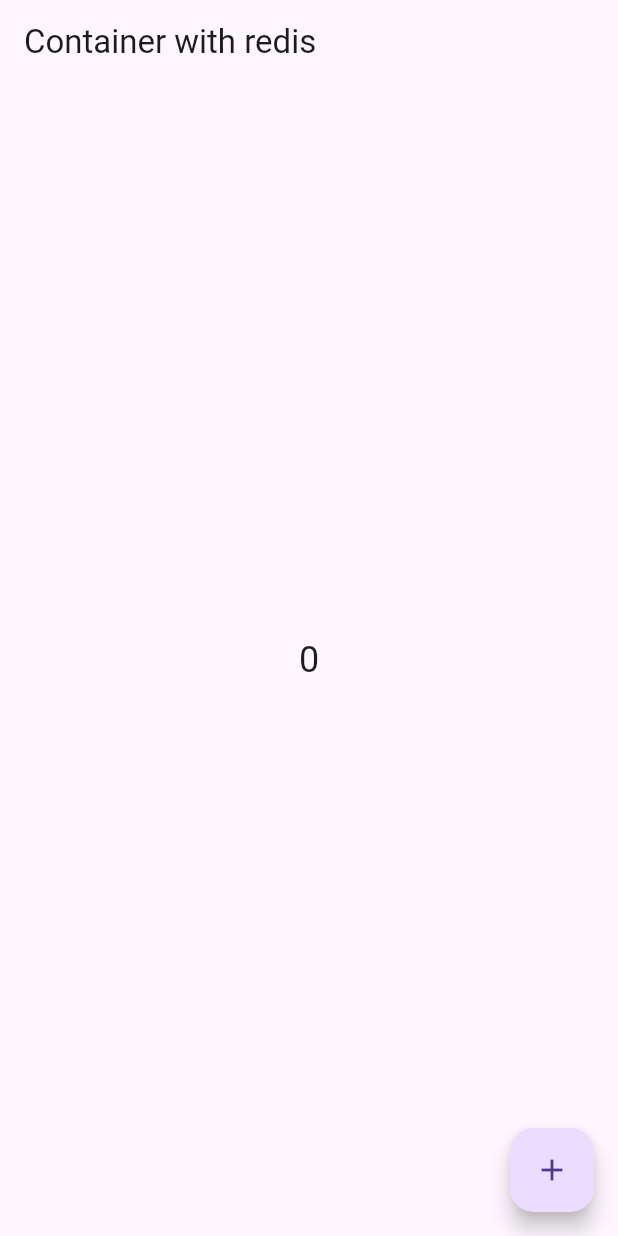
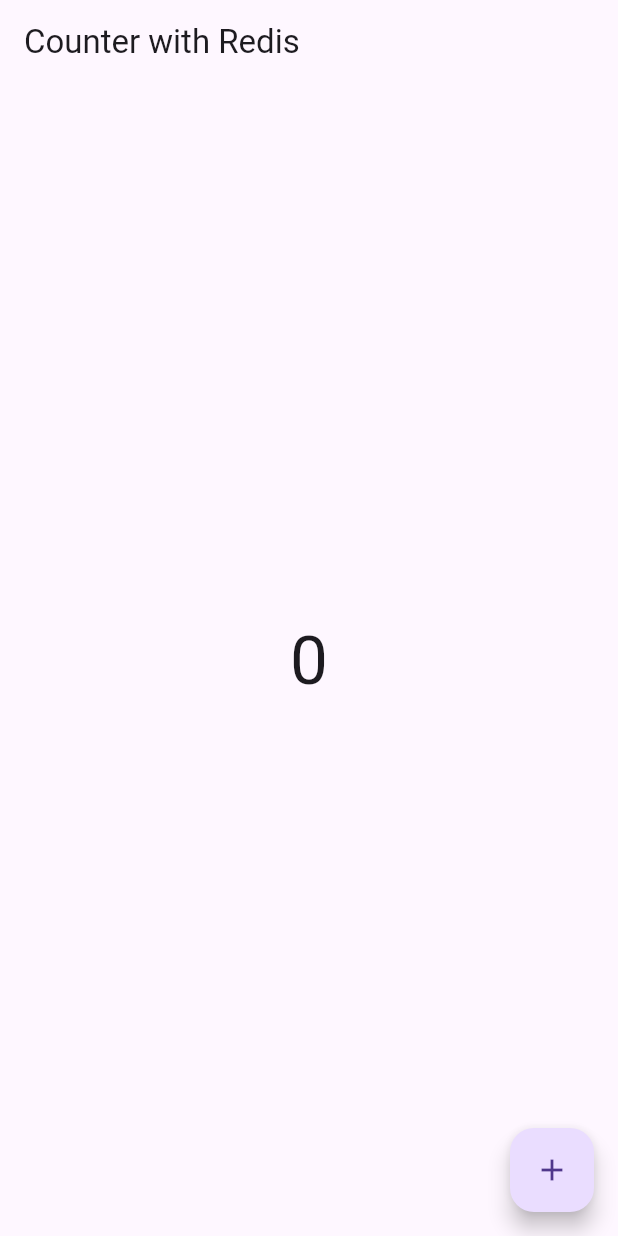
Before and after one commit to reitmas32/flutter_count_redis, a Flutter app: the screen it shows after launch, on a phone screen of 412 x 824 dp. Run offline on Flutter 3.47's test engine with Material 3 defaults, Android fonts, the phone set to English and light mode, and no system bars; missing offline and left inert: redis.

Commit message:
feat: increase the fontsize of counter

```diff
--- a/lib/main.dart
+++ b/lib/main.dart
@@ -56,7 +56,7 @@ class MyAppState extends State<MyApp> {
     return MaterialApp(
       home: Scaffold(
         appBar: AppBar(
-          title: const Text('Container with redis'),
+          title: const Text('Counter with Redis'),
         ),
         body: Center(
           child: Column(
@@ -64,7 +64,7 @@ class MyAppState extends State<MyApp> {
             children: [
               Text(
                 '$count',
-                style: const TextStyle(fontSize: 24),
+                style: const TextStyle(fontSize: 45),
               ),
             ],
           ),
```
